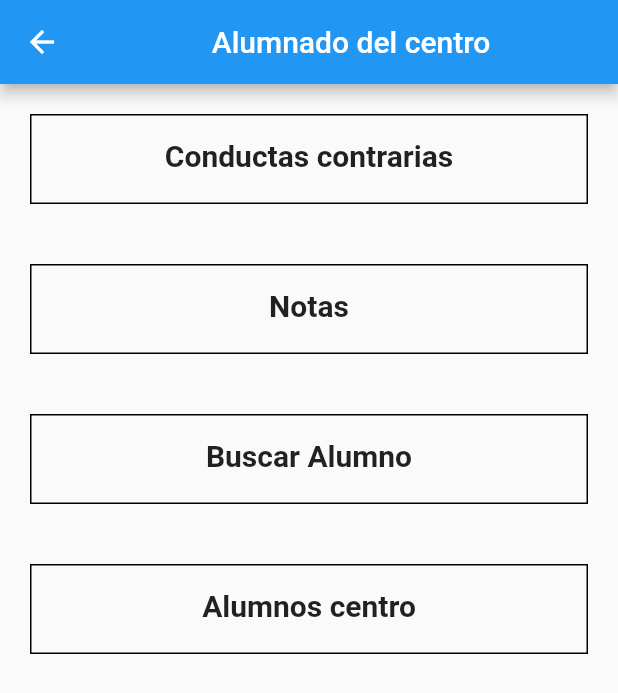
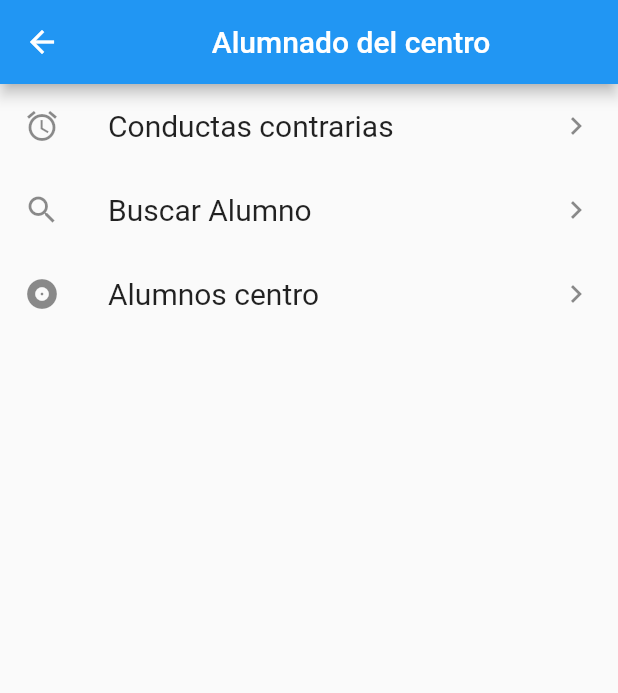
Before and after one commit to dconbal/ApplicationSeneca, a Flutter app: the CentroScreen screen opened by its route, on a phone screen of 412 x 824 dp. Shown: the top 693 px of the screen. Run offline on Flutter 3.47's test engine with Material 2 defaults, Android fonts, the phone set to English and light mode, and no system bars; our stand-ins replace firebase_auth, firebase_core, font_awesome_flutter, google_sign_in; accounts and stored records are empty; network calls fail.

```diff
--- a/lib/screens/centro_screen.dart
+++ b/lib/screens/centro_screen.dart
@@ -7,16 +7,53 @@ class CentroScreen extends StatelessWidget {
       appBar: AppBar(title: Center(child: Text("Alumnado del centro"))),
       body: Container(
         width: double.infinity,
-        child: ListView(
+        child: Column(
           children: [
-            Elementos(
-                redireccionar: 'conductas', texto: "Conductas contrarias"),
-            Elementos(redireccionar: '', texto: "Notas"),
-            Elementos(redireccionar: '', texto: "Buscar Alumno"),
-            Elementos(redireccionar: '', texto: "Alumnos centro")
+            Lista(
+                icono: Icons.alarm,
+                texto: "Conductas contrarias",
+                redireccionar: 'conductas'),
+            Lista(
+                icono: Icons.search, texto: "Buscar Alumno", redireccionar: ''),
+            Lista(
+                icono: Icons.album, texto: "Alumnos centro", redireccionar: ''),
           ],
+
+          //ListView(
+          //children: [
+          //  Elementos(
+          //      redireccionar: 'conductas', texto: "Conductas contrarias"),
+          //  Elementos(redireccionar: '', texto: "Notas"),
+          //  Elementos(redireccionar: '', texto: "Buscar Alumno"),
+          //  Elementos(redireccionar: '', texto: "Alumnos centro")
+          //],
         ),
       ),
+    );
+  }
+}
+
+class Lista extends StatelessWidget {
+  const Lista({
+    Key? key,
+    required this.texto,
+    required this.redireccionar,
+    required this.icono,
+  }) : super(key: key);
+
+  final String texto;
+  final String redireccionar;
+  final IconData icono;
+
+  @override
+  Widget build(BuildContext context) {
+    return ListTile(
+      title: Text(texto, style: TextStyle(fontSize: 20)),
+      trailing: Icon(Icons.keyboard_arrow_right),
+      leading: Icon(icono),
+      onTap: () => {
+        if (redireccionar != "") {Navigator.pushNamed(context, redireccionar)}
+      },
     );
   }
 }
--- a/lib/screens/login_screen.dart
+++ b/lib/screens/login_screen.dart
@@ -88,7 +88,10 @@ class LoginPage extends StatelessWidget {
                         if (!entrar) {
                           showDialog(
                               context: context,
+                              //Se tenga que pulsar el boton para salir de la ventana
+                              barrierDismissible: false,
                               builder: (BuildContext context) {
+                                //Ventana emergente
                                 return AlertDialog(
                                   title: Text("Error"),
                                   content: Text(
```
